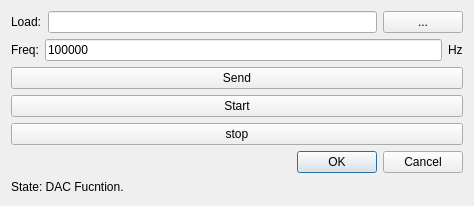
carloscn/netplot, file PRO/NetworkPlot/da_dialog.ui: the form before one commit.
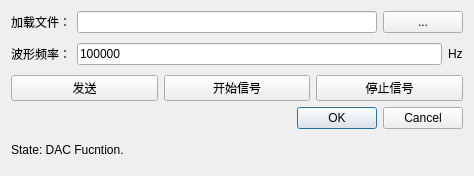
The form after the commit.

```diff
--- a/PRO/NetworkPlot/da_dialog.ui
+++ b/PRO/NetworkPlot/da_dialog.ui
@@ -7,7 +7,7 @@
     <x>0</x>
     <y>0</y>
     <width>474</width>
-    <height>206</height>
+    <height>176</height>
    </rect>
   </property>
   <property name="windowTitle">
@@ -19,7 +19,7 @@
      <item>
       <widget class="QLabel" name="label">
        <property name="text">
-        <string>Load:</string>
+        <string>加载文件：</string>
        </property>
       </widget>
      </item>
@@ -40,7 +40,7 @@
      <item>
       <widget class="QLabel" name="label_2">
        <property name="text">
-        <string>Freq:</string>
+        <string>波形频率：</string>
        </property>
       </widget>
      </item>
@@ -61,25 +61,29 @@
     </layout>
    </item>
    <item>
+    <layout class="QHBoxLayout" name="horizontalLayout_3">
+     <item>
     <widget class="QPushButton" name="pushButton_Send">
      <property name="text">
-      <string>Send</string>
+        <string>发送</string>
      </property>
     </widget>
    </item>
    <item>
     <widget class="QPushButton" name="pushButton_start">
      <property name="text">
-      <string>Start</string>
+        <string>开始信号</string>
      </property>
     </widget>
    </item>
    <item>
     <widget class="QPushButton" name="pushButton_stop">
      <property name="text">
-      <string>stop</string>
-     </property>
-    </widget>
+        <string>停止信号</string>
+       </property>
+      </widget>
+     </item>
+    </layout>
    </item>
    <item>
     <widget class="QDialogButtonBox" name="buttonBox">
```
Lines whose indentation alone changed are shown as unchanged.
